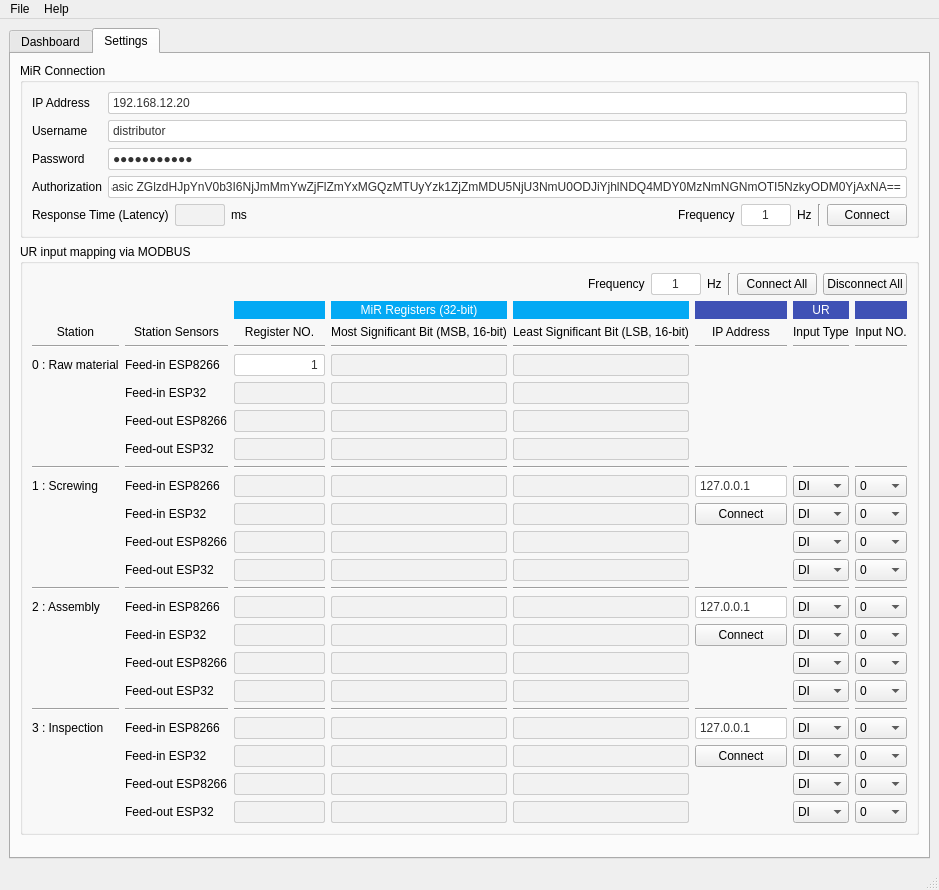
charintorn/system-control-dashboard-metalex-2023, file ui/mainwindow.ui: the form before one commit.
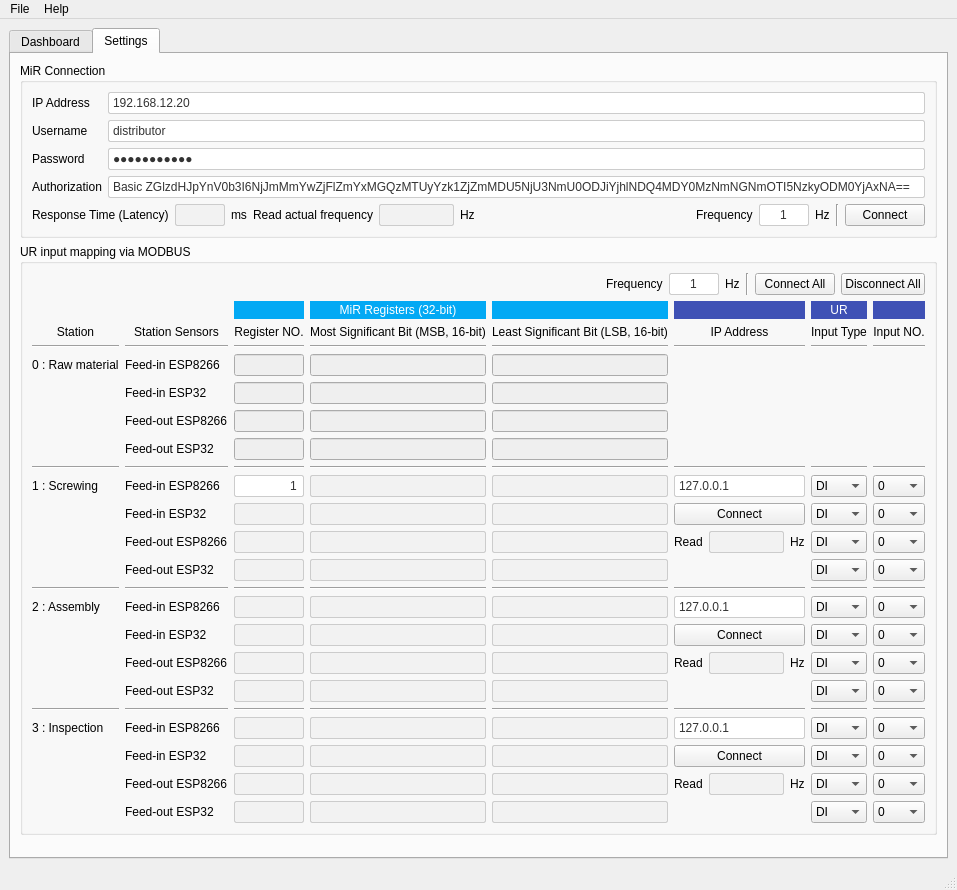
The form after the commit.

Commit message: update UR MiR Interface

The edit to the form file:
```diff
--- a/ui/mainwindow.ui
+++ b/ui/mainwindow.ui
@@ -265,17 +265,66 @@
                 </widget>
                </item>
                <item>
-                <spacer name="horizontalSpacer">
-                 <property name="orientation">
-                  <enum>Qt::Horizontal</enum>
-                 </property>
-                 <property name="sizeHint" stdset="0">
-                  <size>
-                   <width>40</width>
-                   <height>20</height>
-                  </size>
-                 </property>
-                </spacer>
+                <layout class="QHBoxLayout" name="horizontalLayout_7">
+                 <item>
+                  <widget class="QLabel" name="label_76">
+                   <property name="text">
+                    <string>Read actual frequency</string>
+                   </property>
+                  </widget>
+                 </item>
+                 <item>
+                  <widget class="QLabel" name="label_setting_mir_actual_freq">
+                   <property name="minimumSize">
+                    <size>
+                     <width>75</width>
+                     <height>0</height>
+                    </size>
+                   </property>
+                   <property name="maximumSize">
+                    <size>
+                     <width>50</width>
+                     <height>16777215</height>
+                    </size>
+                   </property>
+                   <property name="styleSheet">
+                    <string notr="true"> background-color: #f2f2f2;
+color: #333; 
+padding: 2px;
+border: 1px solid #ccc;
+border-radius: 2px;
+selection-color: black;
+selection-background-color: #ccc;</string>
+                   </property>
+                   <property name="text">
+                    <string/>
+                   </property>
+                   <property name="alignment">
+                    <set>Qt::AlignCenter</set>
+                   </property>
+                  </widget>
+                 </item>
+                 <item>
+                  <widget class="QLabel" name="label_77">
+                   <property name="text">
+                    <string>Hz</string>
+                   </property>
+                  </widget>
+                 </item>
+                 <item>
+                  <spacer name="horizontalSpacer">
+                   <property name="orientation">
+                    <enum>Qt::Horizontal</enum>
+                   </property>
+                   <property name="sizeHint" stdset="0">
+                    <size>
+                     <width>40</width>
+                     <height>20</height>
+                    </size>
+                   </property>
+                  </spacer>
+                 </item>
+                </layout>
                </item>
                <item>
                 <widget class="QLabel" name="label_16">
@@ -586,14 +635,8 @@
              </item>
              <item row="4" column="4">
               <widget class="QLineEdit" name="lineEdit_mir_modbus_addr_NO_1">
-               <property name="styleSheet">
-                <string notr="true"> background-color: #f2f2f2;
-color: #333; 
-padding: 2px;
-border: 1px solid #ccc;
-border-radius: 2px;
-selection-color: black;
-selection-background-color: #ccc;</string>
+               <property name="enabled">
+                <bool>false</bool>
                </property>
                <property name="text">
                 <string/>
@@ -851,14 +894,8 @@
              </item>
              <item row="4" column="3">
               <widget class="QLineEdit" name="lineEdit_mir_modbus_addr_NO_0">
-               <property name="styleSheet">
-                <string notr="true"> background-color: #f2f2f2;
-color: #333; 
-padding: 2px;
-border: 1px solid #ccc;
-border-radius: 2px;
-selection-color: black;
-selection-background-color: #ccc;</string>
+               <property name="enabled">
+                <bool>false</bool>
                </property>
                <property name="text">
                 <string/>
@@ -1377,17 +1414,11 @@
              </item>
              <item row="4" column="2">
               <widget class="QLineEdit" name="lineEdit_mir_reg_NO_0">
-               <property name="styleSheet">
-                <string notr="true"> background-color: #ffffff;
-color: #333; 
-padding: 2px;
-border: 1px solid #ccc;
-border-radius: 2px;
-selection-color: black;
-selection-background-color: #ccc;</string>
+               <property name="enabled">
+                <bool>false</bool>
                </property>
                <property name="text">
-                <string>1</string>
+                <string/>
                </property>
                <property name="alignment">
                 <set>Qt::AlignRight|Qt::AlignTrailing|Qt::AlignVCenter</set>
@@ -1758,14 +1789,8 @@
              </item>
              <item row="5" column="2">
               <widget class="QLineEdit" name="lineEdit_mir_reg_NO_1">
-               <property name="styleSheet">
-                <string notr="true"> background-color: #f2f2f2;
-color: #333; 
-padding: 2px;
-border: 1px solid #ccc;
-border-radius: 2px;
-selection-color: black;
-selection-background-color: #ccc;</string>
+               <property name="enabled">
+                <bool>false</bool>
                </property>
                <property name="text">
                 <string/>
@@ -1777,14 +1802,8 @@
              </item>
              <item row="5" column="3">
               <widget class="QLineEdit" name="lineEdit_mir_modbus_addr_NO_2">
-               <property name="styleSheet">
-                <string notr="true"> background-color: #f2f2f2;
-color: #333; 
-padding: 2px;
-border: 1px solid #ccc;
-border-radius: 2px;
-selection-color: black;
-selection-background-color: #ccc;</string>
+               <property name="enabled">
+                <bool>false</bool>
                </property>
                <property name="text">
                 <string/>
@@ -1793,14 +1812,8 @@
              </item>
              <item row="5" column="4">
               <widget class="QLineEdit" name="lineEdit_mir_modbus_addr_NO_3">
-               <property name="styleSheet">
-                <string notr="true"> background-color: #f2f2f2;
-color: #333; 
-padding: 2px;
-border: 1px solid #ccc;
-border-radius: 2px;
-selection-color: black;
-selection-background-color: #ccc;</string>
+               <property name="enabled">
+                <bool>false</bool>
                </property>
                <property name="text">
                 <string/>
@@ -1809,14 +1822,8 @@
              </item>
              <item row="6" column="3">
               <widget class="QLineEdit" name="lineEdit_mir_modbus_addr_NO_4">
-               <property name="styleSheet">
-                <string notr="true"> background-color: #f2f2f2;
-color: #333; 
-padding: 2px;
-border: 1px solid #ccc;
-border-radius: 2px;
-selection-color: black;
-selection-background-color: #ccc;</string>
+               <property name="enabled">
+                <bool>false</bool>
                </property>
                <property name="text">
                 <string/>
@@ -1825,14 +1832,8 @@
              </item>
              <item row="6" column="4">
               <widget class="QLineEdit" name="lineEdit_mir_modbus_addr_NO_5">
-               <property name="styleSheet">
-                <string notr="true"> background-color: #f2f2f2;
-color: #333; 
-padding: 2px;
-border: 1px solid #ccc;
-border-radius: 2px;
-selection-color: black;
-selection-background-color: #ccc;</string>
+               <property name="enabled">
+                <bool>false</bool>
                </property>
                <property name="text">
                 <string/>
@@ -1841,14 +1842,8 @@
              </item>
              <item row="7" column="3">
               <widget class="QLineEdit" name="lineEdit_mir_modbus_addr_NO_6">
-               <property name="styleSheet">
-                <string notr="true"> background-color: #f2f2f2;
-color: #333; 
-padding: 2px;
-border: 1px solid #ccc;
-border-radius: 2px;
-selection-color: black;
-selection-background-color: #ccc;</string>
+               <property name="enabled">
+                <bool>false</bool>
                </property>
                <property name="text">
                 <string/>
@@ -1857,14 +1852,8 @@
              </item>
              <item row="7" column="4">
               <widget class="QLineEdit" name="lineEdit_mir_modbus_addr_NO_7">
-               <property name="styleSheet">
-                <string notr="true"> background-color: #f2f2f2;
-color: #333; 
-padding: 2px;
-border: 1px solid #ccc;
-border-radius: 2px;
-selection-color: black;
-selection-background-color: #ccc;</string>
+               <property name="enabled">
+                <bool>false</bool>
                </property>
                <property name="text">
                 <string/>
@@ -2257,14 +2246,8 @@
              </item>
              <item row="6" column="2">
               <widget class="QLineEdit" name="lineEdit_mir_reg_NO_2">
-               <property name="styleSheet">
-                <string notr="true"> background-color: #f2f2f2;
-color: #333; 
-padding: 2px;
-border: 1px solid #ccc;
-border-radius: 2px;
-selection-color: black;
-selection-background-color: #ccc;</string>
+               <property name="enabled">
+                <bool>false</bool>
                </property>
                <property name="text">
                 <string/>
@@ -2276,14 +2259,8 @@
              </item>
              <item row="7" column="2">
               <widget class="QLineEdit" name="lineEdit_mir_reg_NO_3">
-               <property name="styleSheet">
-                <string notr="true"> background-color: #f2f2f2;
-color: #333; 
-padding: 2px;
-border: 1px solid #ccc;
-border-radius: 2px;
-selection-color: black;
-selection-background-color: #ccc;</string>
+               <property name="enabled">
+                <bool>false</bool>
                </property>
                <property name="text">
                 <string/>
@@ -2296,7 +2273,7 @@
              <item row="9" column="2">
               <widget class="QLineEdit" name="lineEdit_mir_reg_NO_4">
                <property name="styleSheet">
-                <string notr="true"> background-color: #f2f2f2;
+                <string notr="true"> background-color: #ffffff;
 color: #333; 
 padding: 2px;
 border: 1px solid #ccc;
@@ -2305,7 +2282,7 @@
 selection-background-color: #ccc;</string>
                </property>
                <property name="text">
-                <string/>
+                <string>1</string>
                </property>
                <property name="alignment">
                 <set>Qt::AlignRight|Qt::AlignTrailing|Qt::AlignVCenter</set>
@@ -2521,6 +2498,144 @@
                </property>
               </widget>
              </item>
+             <item row="11" column="5">
+              <layout class="QHBoxLayout" name="horizontalLayout_4">
+               <item>
+                <widget class="QLabel" name="label_10">
+                 <property name="text">
+                  <string>Read</string>
+                 </property>
+                </widget>
+               </item>
+               <item>
+                <widget class="QLabel" name="label_setting_mir_latency_2">
+                 <property name="minimumSize">
+                  <size>
+                   <width>75</width>
+                   <height>0</height>
+                  </size>
+                 </property>
+                 <property name="maximumSize">
+                  <size>
+                   <width>50</width>
+                   <height>16777215</height>
+                  </size>
+                 </property>
+                 <property name="styleSheet">
+                  <string notr="true"> background-color: #f2f2f2;
+color: #333; 
+padding: 2px;
+border: 1px solid #ccc;
+border-radius: 2px;
+selection-color: black;
+selection-background-color: #ccc;</string>
+                 </property>
+                 <property name="text">
+                  <string/>
+                 </property>
+                </widget>
+               </item>
+               <item>
+                <widget class="QLabel" name="label_9">
+                 <property name="text">
+                  <string>Hz</string>
+                 </property>
+                </widget>
+               </item>
+              </layout>
+             </item>
+             <item row="16" column="5">
+              <layout class="QHBoxLayout" name="horizontalLayout_5">
+               <item>
+                <widget class="QLabel" name="label_11">
+                 <property name="text">
+                  <string>Read</string>
+                 </property>
+                </widget>
+               </item>
+               <item>
+                <widget class="QLabel" name="label_setting_mir_latency_3">
+                 <property name="minimumSize">
+                  <size>
+                   <width>75</width>
+                   <height>0</height>
+                  </size>
+                 </property>
+                 <property name="maximumSize">
+                  <size>
+                   <width>50</width>
+                   <height>16777215</height>
+                  </size>
+                 </property>
+                 <property name="styleSheet">
+                  <string notr="true"> background-color: #f2f2f2;
+color: #333; 
+padding: 2px;
+border: 1px solid #ccc;
+border-radius: 2px;
+selection-color: black;
+selection-background-color: #ccc;</string>
+                 </property>
+                 <property name="text">
+                  <string/>
+                 </property>
+                </widget>
+               </item>
+               <item>
+                <widget class="QLabel" name="label_73">
+                 <property name="text">
+                  <string>Hz</string>
+                 </property>
+                </widget>
+               </item>
+              </layout>
+             </item>
+             <item row="21" column="5">
+              <layout class="QHBoxLayout" name="horizontalLayout_6">
+               <item>
+                <widget class="QLabel" name="label_74">
+                 <property name="text">
+                  <string>Read</string>
+                 </property>
+                </widget>
+               </item>
+               <item>
+                <widget class="QLabel" name="label_setting_mir_latency_4">
+                 <property name="minimumSize">
+                  <size>
+                   <width>75</width>
+                   <height>0</height>
+                  </size>
+                 </property>
+                 <property name="maximumSize">
+                  <size>
+                   <width>50</width>
+                   <height>16777215</height>
+                  </size>
+                 </property>
+                 <property name="styleSheet">
+                  <string notr="true"> background-color: #f2f2f2;
+color: #333; 
+padding: 2px;
+border: 1px solid #ccc;
+border-radius: 2px;
+selection-color: black;
+selection-background-color: #ccc;</string>
+                 </property>
+                 <property name="text">
+                  <string/>
+                 </property>
+                </widget>
+               </item>
+               <item>
+                <widget class="QLabel" name="label_75">
+                 <property name="text">
+                  <string>Hz</string>
+                 </property>
+                </widget>
+               </item>
+              </layout>
+             </item>
             </layout>
            </item>
           </layout>
```
The commit also changes 6 other files.
